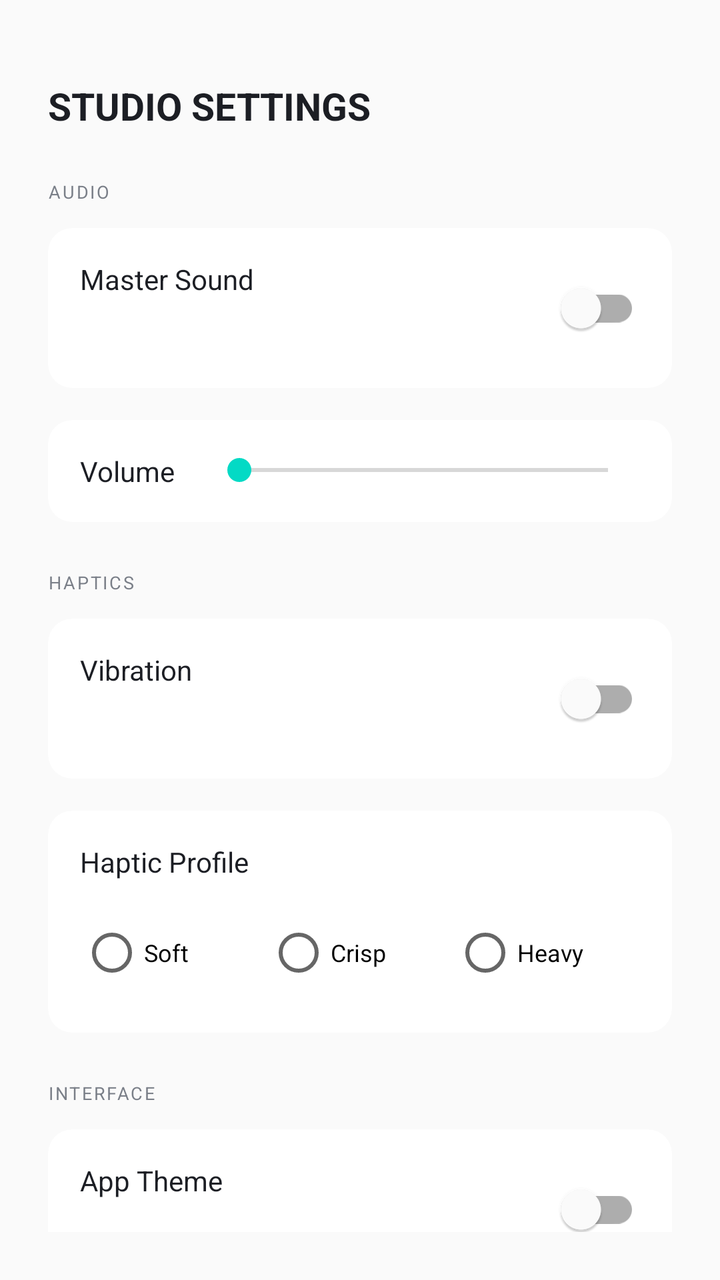
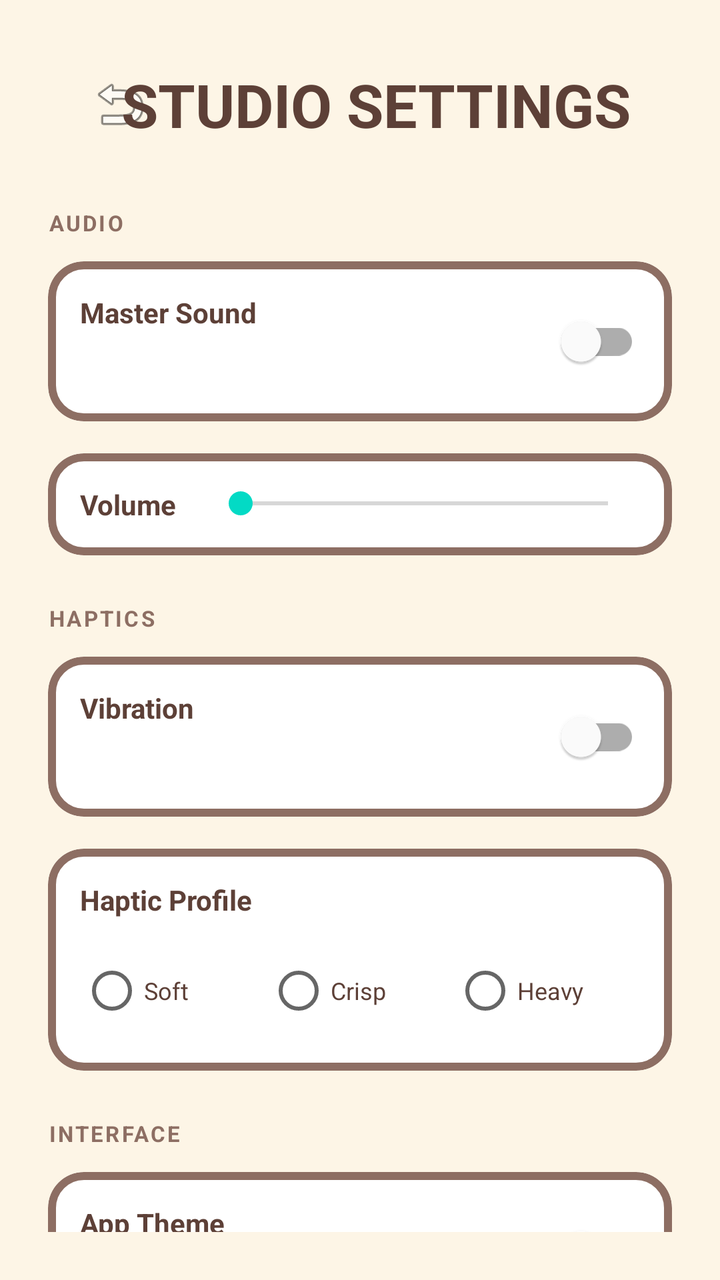

Before-and-after screenshots of an Android layout around one commit, followed by the original layout XML and the change that was made.
<!-- AndroidManifest.xml: activity theme Theme.Shell -->
<!-- res/layout/activity_settings.xml -->
<?xml version="1.0" encoding="utf-8"?>
<androidx.constraintlayout.widget.ConstraintLayout
    xmlns:android="http://schemas.android.com/apk/res/android"
    xmlns:app="http://schemas.android.com/apk/res-auto"
    android:layout_width="match_parent"
    android:layout_height="match_parent"
    android:background="#FAFAFA"
    android:padding="24dp">

    <TextView
        android:id="@+id/settingsTitle"
        android:layout_width="wrap_content"
        android:layout_height="wrap_content"
        android:text="STUDIO SETTINGS"
        android:textColor="#1C1E24"
        android:textSize="19sp"
        android:textStyle="bold"
        app:layout_constraintTop_toTopOf="parent"
        app:layout_constraintStart_toStartOf="parent"
        android:layout_marginTop="16dp"/>

    <androidx.core.widget.NestedScrollView
        android:layout_width="match_parent"
        android:layout_height="0dp"
        app:layout_constraintTop_toBottomOf="@id/settingsTitle"
        app:layout_constraintBottom_toBottomOf="parent"
        android:layout_marginTop="24dp">

        <LinearLayout
            android:layout_width="match_parent"
            android:layout_height="wrap_content"
            android:orientation="vertical">

            
            <TextView
                android:layout_width="wrap_content"
                android:layout_height="wrap_content"
                android:text="AUDIO"
                android:textColor="#7A7F88"
                android:textSize="9sp"
                android:textAllCaps="true"
                android:letterSpacing="0.1"
                android:layout_marginBottom="12dp"/>

            <com.google.android.material.card.MaterialCardView
                android:layout_width="match_parent"
                android:layout_height="wrap_content"
                app:cardCornerRadius="12dp"
                app:cardElevation="0dp"
                android:backgroundTint="#FFFFFF"
                android:layout_marginBottom="16dp">
                <androidx.constraintlayout.widget.ConstraintLayout
                    android:layout_width="match_parent"
                    android:layout_height="wrap_content"
                    android:padding="16dp">
                    <TextView
                        android:id="@+id/tvSoundLabel"
                        android:layout_width="wrap_content"
                        android:layout_height="wrap_content"
                        android:text="Master Sound"
                        android:textColor="#1C1E24"
                        app:layout_constraintStart_toStartOf="parent"
                        app:layout_constraintTop_toTopOf="parent"/>
                    <com.google.android.material.switchmaterial.SwitchMaterial
                        android:id="@+id/switchSound"
                        android:layout_width="wrap_content"
                        android:layout_height="wrap_content"
                        app:layout_constraintEnd_toEndOf="parent"
                        app:layout_constraintTop_toTopOf="parent"/>
                </androidx.constraintlayout.widget.ConstraintLayout>
            </com.google.android.material.card.MaterialCardView>

            <com.google.android.material.card.MaterialCardView
                android:layout_width="match_parent"
                android:layout_height="wrap_content"
                app:cardCornerRadius="12dp"
                app:cardElevation="0dp"
                android:backgroundTint="#FFFFFF"
                android:layout_marginBottom="24dp">
                <androidx.constraintlayout.widget.ConstraintLayout
                    android:layout_width="match_parent"
                    android:layout_height="wrap_content"
                    android:padding="16dp">
                    <TextView
                        android:id="@+id/tvVolumeLabel"
                        android:layout_width="wrap_content"
                        android:layout_height="wrap_content"
                        android:text="Volume"
                        android:textColor="#1C1E24"
                        app:layout_constraintStart_toStartOf="parent"
                        app:layout_constraintTop_toTopOf="parent"/>
                    <SeekBar
                        android:id="@+id/seekVolume"
                        android:layout_width="0dp"
                        android:layout_height="wrap_content"
                        android:max="100"
                        app:layout_constraintEnd_toEndOf="parent"
                        app:layout_constraintStart_toEndOf="@id/tvVolumeLabel"
                        app:layout_constraintTop_toTopOf="parent"
                        android:layout_marginStart="16dp"/>
                </androidx.constraintlayout.widget.ConstraintLayout>
            </com.google.android.material.card.MaterialCardView>

            
            <TextView
                android:layout_width="wrap_content"
                android:layout_height="wrap_content"
                android:text="HAPTICS"
                android:textColor="#7A7F88"
                android:textSize="9sp"
                android:textAllCaps="true"
                android:letterSpacing="0.1"
                android:layout_marginBottom="12dp"/>

            <com.google.android.material.card.MaterialCardView
                android:layout_width="match_parent"
                android:layout_height="wrap_content"
                app:cardCornerRadius="12dp"
                app:cardElevation="0dp"
                android:backgroundTint="#FFFFFF"
                android:layout_marginBottom="16dp">
                <androidx.constraintlayout.widget.ConstraintLayout
                    android:layout_width="match_parent"
                    android:layout_height="wrap_content"
                    android:padding="16dp">
                    <TextView
                        android:layout_width="wrap_content"
                        android:layout_height="wrap_content"
                        android:text="Vibration"
                        android:textColor="#1C1E24"
                        app:layout_constraintStart_toStartOf="parent"
                        app:layout_constraintTop_toTopOf="parent"/>
                    <com.google.android.material.switchmaterial.SwitchMaterial
                        android:id="@+id/switchVibe"
                        android:layout_width="wrap_content"
                        android:layout_height="wrap_content"
                        app:layout_constraintEnd_toEndOf="parent"
                        app:layout_constraintTop_toTopOf="parent"/>
                </androidx.constraintlayout.widget.ConstraintLayout>
            </com.google.android.material.card.MaterialCardView>

            <com.google.android.material.card.MaterialCardView
                android:layout_width="match_parent"
                android:layout_height="wrap_content"
                app:cardCornerRadius="12dp"
                app:cardElevation="0dp"
                android:backgroundTint="#FFFFFF"
                android:layout_marginBottom="24dp">
                <LinearLayout
                    android:layout_width="match_parent"
                    android:layout_height="wrap_content"
                    android:orientation="vertical"
                    android:padding="16dp">
                    <TextView
                        android:layout_width="wrap_content"
                        android:layout_height="wrap_content"
                        android:text="Haptic Profile"
                        android:textColor="#1C1E24"
                        android:layout_marginBottom="12dp"/>
                    <RadioGroup
                        android:id="@+id/rgHaptic"
                        android:layout_width="match_parent"
                        android:layout_height="wrap_content"
                        android:orientation="horizontal">
                        <RadioButton
                            android:id="@+id/rbHapticSoft"
                            android:layout_width="0dp"
                            android:layout_height="wrap_content"
                            android:layout_weight="1"
                            android:text="Soft"
                            android:textSize="12sp"/>
                        <RadioButton
                            android:id="@+id/rbHapticCrisp"
                            android:layout_width="0dp"
                            android:layout_height="wrap_content"
                            android:layout_weight="1"
                            android:text="Crisp"
                            android:textSize="12sp"/>
                        <RadioButton
                            android:id="@+id/rbHapticHeavy"
                            android:layout_width="0dp"
                            android:layout_height="wrap_content"
                            android:layout_weight="1"
                            android:text="Heavy"
                            android:textSize="12sp"/>
                        </RadioGroup>
                    </LinearLayout>
                </com.google.android.material.card.MaterialCardView>

            
            <TextView
                android:layout_width="wrap_content"
                android:layout_height="wrap_content"
                android:text="INTERFACE"
                android:textColor="#7A7F88"
                android:textSize="9sp"
                android:textAllCaps="true"
                android:letterSpacing="0.1"
                android:layout_marginBottom="12dp"/>

            <com.google.android.material.card.MaterialCardView
                android:layout_width="match_parent"
                android:layout_height="wrap_content"
                app:cardCornerRadius="12dp"
                app:cardElevation="0dp"
                android:backgroundTint="#FFFFFF"
                android:layout_marginBottom="24dp">
                <androidx.constraintlayout.widget.ConstraintLayout
                    android:layout_width="match_parent"
                    android:layout_height="wrap_content"
                    android:padding="16dp">
                    <TextView
                        android:layout_width="wrap_content"
                        android:layout_height="wrap_content"
                        android:text="App Theme"
                        android:textColor="#1C1E24"
                        app:layout_constraintStart_toStartOf="parent"
                        app:layout_constraintTop_toTopOf="parent"/>
                    <com.google.android.material.switchmaterial.SwitchMaterial
                        android:id="@+id/switchTheme"
                        android:layout_width="wrap_content"
                        android:layout_height="wrap_content"
                        app:layout_constraintEnd_toEndOf="parent"
                        app:layout_constraintTop_toTopOf="parent"/>
                </androidx.constraintlayout.widget.ConstraintLayout>
            </com.google.android.material.card.MaterialCardView>

        </LinearLayout>
    </androidx.core.widget.NestedScrollView>
</androidx.constraintlayout.widget.ConstraintLayout>
<!-- resources referenced by this layout -->
<resources>
  <style name="Theme.Shell" parent="Theme.MaterialComponents.DayNight.NoActionBar">
          <item name="colorPrimary">@color/studio_ink</item>
          <item name="colorPrimaryVariant">@color/studio_ink</item>
          <item name="colorOnPrimary">@color/white</item>
          <item name="colorSecondary">@color/teal_200</item>
          <item name="colorSecondaryVariant">@color/teal_700</item>
          <item name="colorOnSecondary">@color/black</item>
          <item name="android:statusBarColor">#FAFAFA</item>
          <item name="android:windowLightStatusBar">true</item>
          <item name="android:windowBackground">@color/brand_black</item>
      </style>
  <color name="studio_ink">#5D4037</color>
  <color name="white">#FFFFFFFF</color>
  <color name="teal_200">#FF03DAC5</color>
  <color name="teal_700">#FF018786</color>
  <color name="black">#FF000000</color>
  <color name="brand_black">#1A1A1A</color>
</resources>

<!-- the commit's change to res/layout/activity_settings.xml (unified diff, before → after) -->
@@ -4,25 +4,55 @@
     xmlns:app="http://schemas.android.com/apk/res-auto"
     android:layout_width="match_parent"
     android:layout_height="match_parent"
-    android:background="#FAFAFA"
+    android:background="@color/studio_background"
     android:padding="24dp">
 
-    <TextView
-        android:id="@+id/settingsTitle"
-        android:layout_width="wrap_content"
-        android:layout_height="wrap_content"
-        android:text="STUDIO SETTINGS"
-        android:textColor="#1C1E24"
-        android:textSize="19sp"
-        android:textStyle="bold"
+    
+    <androidx.appcompat.widget.Toolbar
+        android:id="@+id/toolbar"
+        android:layout_width="match_parent"
+        android:layout_height="?attr/actionBarSize"
+        android:background="@android:color/transparent"
         app:layout_constraintTop_toTopOf="parent"
         app:layout_constraintStart_toStartOf="parent"
-        android:layout_marginTop="16dp"/>
+        app:layout_constraintEnd_toEndOf="parent">
+
+        <androidx.constraintlayout.widget.ConstraintLayout
+            android:layout_width="match_parent"
+            android:layout_height="match_parent">
+
+            <ImageButton
+                android:id="@+id/btnBack"
+                android:layout_width="40dp"
+                android:layout_height="40dp"
+                android:background="?attr/selectableItemBackgroundBorderless"
+                android:src="@android:drawable/ic_menu_revert"
+                android:contentDescription="Back"
+                app:layout_constraintStart_toStartOf="parent"
+                app:layout_constraintTop_toTopOf="parent"
+                app:layout_constraintBottom_toBottomOf="parent" />
+
+            <TextView
+                android:id="@+id/settingsTitle"
+                android:layout_width="wrap_content"
+                android:layout_height="wrap_content"
+                android:text="STUDIO SETTINGS"
+                android:textColor="@color/studio_on_background"
+                android:textSize="@dimen/text_display_size"
+                android:textStyle="bold"
+                android:textAllCaps="true"
+                app:layout_constraintStart_toStartOf="parent"
+                app:layout_constraintEnd_toEndOf="parent"
+                app:layout_constraintTop_toTopOf="parent"
+                app:layout_constraintBottom_toBottomOf="parent" />
+
+        </androidx.constraintlayout.widget.ConstraintLayout>
+    </androidx.appcompat.widget.Toolbar>
 
     <androidx.core.widget.NestedScrollView
         android:layout_width="match_parent"
         android:layout_height="0dp"
-        app:layout_constraintTop_toBottomOf="@id/settingsTitle"
+        app:layout_constraintTop_toBottomOf="@id/toolbar"
         app:layout_constraintBottom_toBottomOf="parent"
         android:layout_marginTop="24dp">
 
@@ -36,8 +66,9 @@
                 android:layout_width="wrap_content"
                 android:layout_height="wrap_content"
                 android:text="AUDIO"
-                android:textColor="#7A7F88"
-                android:textSize="9sp"
+                android:textColor="@color/studio_border"
+                android:textSize="11sp"
+                android:textStyle="bold"
                 android:textAllCaps="true"
                 android:letterSpacing="0.1"
                 android:layout_marginBottom="12dp"/>
@@ -45,9 +76,11 @@
             <com.google.android.material.card.MaterialCardView
                 android:layout_width="match_parent"
                 android:layout_height="wrap_content"
-                app:cardCornerRadius="12dp"
-                app:cardElevation="0dp"
-                android:backgroundTint="#FFFFFF"
+                app:cardCornerRadius="@dimen/radius_tile"
+                app:cardElevation="0dp"
+                app:strokeColor="@color/studio_border"
+                app:strokeWidth="@dimen/border_thickness"
+                android:backgroundTint="@color/studio_surface"
                 android:layout_marginBottom="16dp">
                 <androidx.constraintlayout.widget.ConstraintLayout
                     android:layout_width="match_parent"
@@ -58,7 +91,8 @@
                         android:layout_width="wrap_content"
                         android:layout_height="wrap_content"
                         android:text="Master Sound"
-                        android:textColor="#1C1E24"
+                        android:textColor="@color/studio_on_background"
+                        android:textStyle="bold"
                         app:layout_constraintStart_toStartOf="parent"
                         app:layout_constraintTop_toTopOf="parent"/>
                     <com.google.android.material.switchmaterial.SwitchMaterial
@@ -73,9 +107,11 @@
             <com.google.android.material.card.MaterialCardView
                 android:layout_width="match_parent"
                 android:layout_height="wrap_content"
-                app:cardCornerRadius="12dp"
-                app:cardElevation="0dp"
-                android:backgroundTint="#FFFFFF"
+                app:cardCornerRadius="@dimen/radius_tile"
+                app:cardElevation="0dp"
+                app:strokeColor="@color/studio_border"
+                app:strokeWidth="@dimen/border_thickness"
+                android:backgroundTint="@color/studio_surface"
                 android:layout_marginBottom="24dp">
                 <androidx.constraintlayout.widget.ConstraintLayout
                     android:layout_width="match_parent"
@@ -86,7 +122,8 @@
                         android:layout_width="wrap_content"
                         android:layout_height="wrap_content"
                         android:text="Volume"
-                        android:textColor="#1C1E24"
+                        android:textColor="@color/studio_on_background"
+                        android:textStyle="bold"
                         app:layout_constraintStart_toStartOf="parent"
                         app:layout_constraintTop_toTopOf="parent"/>
                     <SeekBar
@@ -106,8 +143,9 @@
                 android:layout_width="wrap_content"
                 android:layout_height="wrap_content"
                 android:text="HAPTICS"
-                android:textColor="#7A7F88"
-                android:textSize="9sp"
+                android:textColor="@color/studio_border"
+                android:textSize="11sp"
+                android:textStyle="bold"
                 android:textAllCaps="true"
                 android:letterSpacing="0.1"
                 android:layout_marginBottom="12dp"/>
@@ -115,9 +153,11 @@
             <com.google.android.material.card.MaterialCardView
                 android:layout_width="match_parent"
                 android:layout_height="wrap_content"
-                app:cardCornerRadius="12dp"
-                app:cardElevation="0dp"
-                android:backgroundTint="#FFFFFF"
+                app:cardCornerRadius="@dimen/radius_tile"
+                app:cardElevation="0dp"
+                app:strokeColor="@color/studio_border"
+                app:strokeWidth="@dimen/border_thickness"
+                android:backgroundTint="@color/studio_surface"
                 android:layout_marginBottom="16dp">
                 <androidx.constraintlayout.widget.ConstraintLayout
                     android:layout_width="match_parent"
@@ -127,7 +167,8 @@
                         android:layout_width="wrap_content"
                         android:layout_height="wrap_content"
                         android:text="Vibration"
-                        android:textColor="#1C1E24"
+                        android:textColor="@color/studio_on_background"
+                        android:textStyle="bold"
                         app:layout_constraintStart_toStartOf="parent"
                         app:layout_constraintTop_toTopOf="parent"/>
                     <com.google.android.material.switchmaterial.SwitchMaterial
@@ -142,9 +183,11 @@
             <com.google.android.material.card.MaterialCardView
                 android:layout_width="match_parent"
                 android:layout_height="wrap_content"
-                app:cardCornerRadius="12dp"
-                app:cardElevation="0dp"
-                android:backgroundTint="#FFFFFF"
+                app:cardCornerRadius="@dimen/radius_tile"
+                app:cardElevation="0dp"
+                app:strokeColor="@color/studio_border"
+                app:strokeWidth="@dimen/border_thickness"
+                android:backgroundTint="@color/studio_surface"
                 android:layout_marginBottom="24dp">
                 <LinearLayout
                     android:layout_width="match_parent"
@@ -155,7 +198,8 @@
                         android:layout_width="wrap_content"
                         android:layout_height="wrap_content"
                         android:text="Haptic Profile"
-                        android:textColor="#1C1E24"
+                        android:textColor="@color/studio_on_background"
+                        android:textStyle="bold"
                         android:layout_marginBottom="12dp"/>
                     <RadioGroup
                         android:id="@+id/rgHaptic"
@@ -168,6 +212,7 @@
                             android:layout_height="wrap_content"
                             android:layout_weight="1"
                             android:text="Soft"
+                            android:textColor="@color/studio_on_background"
                             android:textSize="12sp"/>
                         <RadioButton
                             android:id="@+id/rbHapticCrisp"
@@ -175,6 +220,7 @@
                             android:layout_height="wrap_content"
                             android:layout_weight="1"
                             android:text="Crisp"
+                            android:textColor="@color/studio_on_background"
                             android:textSize="12sp"/>
                         <RadioButton
                             android:id="@+id/rbHapticHeavy"
@@ -182,6 +228,7 @@
                             android:layout_height="wrap_content"
                             android:layout_weight="1"
                             android:text="Heavy"
+                            android:textColor="@color/studio_on_background"
                             android:textSize="12sp"/>
                         </RadioGroup>
                     </LinearLayout>
@@ -192,8 +239,9 @@
                 android:layout_width="wrap_content"
                 android:layout_height="wrap_content"
                 android:text="INTERFACE"
-                android:textColor="#7A7F88"
-                android:textSize="9sp"
+                android:textColor="@color/studio_border"
+                android:textSize="11sp"
+                android:textStyle="bold"
                 android:textAllCaps="true"
                 android:letterSpacing="0.1"
                 android:layout_marginBottom="12dp"/>
@@ -201,9 +249,11 @@
             <com.google.android.material.card.MaterialCardView
                 android:layout_width="match_parent"
                 android:layout_height="wrap_content"
-                app:cardCornerRadius="12dp"
-                app:cardElevation="0dp"
-                android:backgroundTint="#FFFFFF"
+                app:cardCornerRadius="@dimen/radius_tile"
+                app:cardElevation="0dp"
+                app:strokeColor="@color/studio_border"
+                app:strokeWidth="@dimen/border_thickness"
+                android:backgroundTint="@color/studio_surface"
                 android:layout_marginBottom="24dp">
                 <androidx.constraintlayout.widget.ConstraintLayout
                     android:layout_width="match_parent"
@@ -213,7 +263,8 @@
                         android:layout_width="wrap_content"
                         android:layout_height="wrap_content"
                         android:text="App Theme"
-                        android:textColor="#1C1E24"
+                        android:textColor="@color/studio_on_background"
+                        android:textStyle="bold"
                         app:layout_constraintStart_toStartOf="parent"
                         app:layout_constraintTop_toTopOf="parent"/>
                     <com.google.android.material.switchmaterial.SwitchMaterial
<!-- resource entries referenced after the edit -->
@@ -1,5 +1,12 @@
 <!-- resources referenced by this layout -->
 <resources>
+  <color name="studio_background">#FDF5E6</color>
+  <color name="studio_border">#8D6E63</color>
+  <color name="studio_on_background">#5D4037</color>
+  <color name="studio_surface">#FFFFFF</color>
+  <dimen name="border_thickness">4dp</dimen>
+  <dimen name="radius_tile">18dp</dimen>
+  <dimen name="text_display_size">30sp</dimen>
   <style name="Theme.Shell" parent="Theme.MaterialComponents.DayNight.NoActionBar">
           <item name="colorPrimary">@color/studio_ink</item>
           <item name="colorPrimaryVariant">@color/studio_ink</item>
